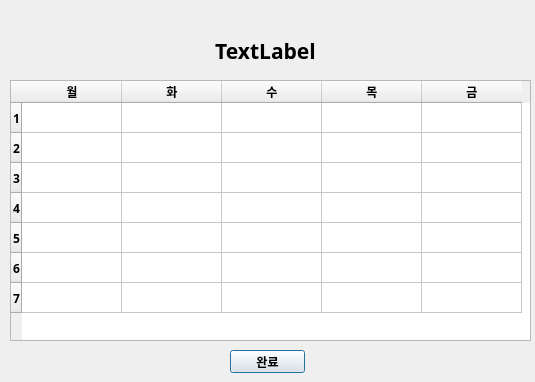
Above: regtable.ui from 331leo/NotifyClient before the change. Below: the same form after it.
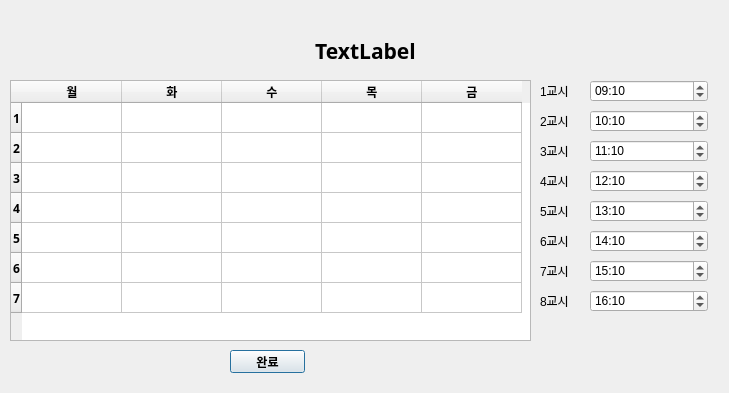
That is the form after the change.

```diff
--- a/regtable.ui
+++ b/regtable.ui
@@ -6,8 +6,8 @@
    <rect>
     <x>0</x>
     <y>0</y>
-    <width>535</width>
-    <height>382</height>
+    <width>729</width>
+    <height>393</height>
    </rect>
   </property>
   <property name="windowTitle">
@@ -18,7 +18,7 @@
     <rect>
      <x>0</x>
      <y>30</y>
-     <width>531</width>
+     <width>731</width>
      <height>41</height>
     </rect>
    </property>
@@ -214,6 +214,270 @@
     <string>완료</string>
    </property>
   </widget>
+  <widget class="QTimeEdit" name="classtime_1">
+   <property name="geometry">
+    <rect>
+     <x>590</x>
+     <y>80</y>
+     <width>118</width>
+     <height>22</height>
+    </rect>
+   </property>
+   <property name="displayFormat">
+    <string>hh:mm</string>
+   </property>
+   <property name="time">
+    <time>
+     <hour>9</hour>
+     <minute>10</minute>
+     <second>0</second>
+    </time>
+   </property>
+  </widget>
+  <widget class="QTimeEdit" name="classtime_2">
+   <property name="geometry">
+    <rect>
+     <x>590</x>
+     <y>110</y>
+     <width>118</width>
+     <height>22</height>
+    </rect>
+   </property>
+   <property name="displayFormat">
+    <string>hh:mm</string>
+   </property>
+   <property name="time">
+    <time>
+     <hour>10</hour>
+     <minute>10</minute>
+     <second>0</second>
+    </time>
+   </property>
+  </widget>
+  <widget class="QTimeEdit" name="classtime_3">
+   <property name="geometry">
+    <rect>
+     <x>590</x>
+     <y>140</y>
+     <width>118</width>
+     <height>22</height>
+    </rect>
+   </property>
+   <property name="displayFormat">
+    <string>hh:mm</string>
+   </property>
+   <property name="time">
+    <time>
+     <hour>11</hour>
+     <minute>10</minute>
+     <second>0</second>
+    </time>
+   </property>
+  </widget>
+  <widget class="QTimeEdit" name="classtime_4">
+   <property name="geometry">
+    <rect>
+     <x>590</x>
+     <y>170</y>
+     <width>118</width>
+     <height>22</height>
+    </rect>
+   </property>
+   <property name="displayFormat">
+    <string>hh:mm</string>
+   </property>
+   <property name="time">
+    <time>
+     <hour>12</hour>
+     <minute>10</minute>
+     <second>0</second>
+    </time>
+   </property>
+  </widget>
+  <widget class="QTimeEdit" name="classtime_5">
+   <property name="geometry">
+    <rect>
+     <x>590</x>
+     <y>200</y>
+     <width>118</width>
+     <height>22</height>
+    </rect>
+   </property>
+   <property name="displayFormat">
+    <string>hh:mm</string>
+   </property>
+   <property name="time">
+    <time>
+     <hour>13</hour>
+     <minute>10</minute>
+     <second>0</second>
+    </time>
+   </property>
+  </widget>
+  <widget class="QTimeEdit" name="classtime_6">
+   <property name="geometry">
+    <rect>
+     <x>590</x>
+     <y>230</y>
+     <width>118</width>
+     <height>22</height>
+    </rect>
+   </property>
+   <property name="displayFormat">
+    <string>hh:mm</string>
+   </property>
+   <property name="time">
+    <time>
+     <hour>14</hour>
+     <minute>10</minute>
+     <second>0</second>
+    </time>
+   </property>
+  </widget>
+  <widget class="QTimeEdit" name="classtime_7">
+   <property name="geometry">
+    <rect>
+     <x>590</x>
+     <y>260</y>
+     <width>118</width>
+     <height>22</height>
+    </rect>
+   </property>
+   <property name="displayFormat">
+    <string>hh:mm</string>
+   </property>
+   <property name="time">
+    <time>
+     <hour>15</hour>
+     <minute>10</minute>
+     <second>0</second>
+    </time>
+   </property>
+  </widget>
+  <widget class="QTimeEdit" name="classtime_8">
+   <property name="geometry">
+    <rect>
+     <x>590</x>
+     <y>290</y>
+     <width>118</width>
+     <height>22</height>
+    </rect>
+   </property>
+   <property name="displayFormat">
+    <string>hh:mm</string>
+   </property>
+   <property name="time">
+    <time>
+     <hour>16</hour>
+     <minute>10</minute>
+     <second>0</second>
+    </time>
+   </property>
+  </widget>
+  <widget class="QLabel" name="label">
+   <property name="geometry">
+    <rect>
+     <x>540</x>
+     <y>80</y>
+     <width>56</width>
+     <height>21</height>
+    </rect>
+   </property>
+   <property name="text">
+    <string>1교시</string>
+   </property>
+  </widget>
+  <widget class="QLabel" name="label_2">
+   <property name="geometry">
+    <rect>
+     <x>540</x>
+     <y>110</y>
+     <width>56</width>
+     <height>21</height>
+    </rect>
+   </property>
+   <property name="text">
+    <string>2교시</string>
+   </property>
+  </widget>
+  <widget class="QLabel" name="label_3">
+   <property name="geometry">
+    <rect>
+     <x>540</x>
+     <y>140</y>
+     <width>56</width>
+     <height>21</height>
+    </rect>
+   </property>
+   <property name="text">
+    <string>3교시</string>
+   </property>
+  </widget>
+  <widget class="QLabel" name="label_4">
+   <property name="geometry">
+    <rect>
+     <x>540</x>
+     <y>170</y>
+     <width>56</width>
+     <height>21</height>
+    </rect>
+   </property>
+   <property name="text">
+    <string>4교시</string>
+   </property>
+  </widget>
+  <widget class="QLabel" name="label_5">
+   <property name="geometry">
+    <rect>
+     <x>540</x>
+     <y>200</y>
+     <width>56</width>
+     <height>21</height>
+    </rect>
+   </property>
+   <property name="text">
+    <string>5교시</string>
+   </property>
+  </widget>
+  <widget class="QLabel" name="label_6">
+   <property name="geometry">
+    <rect>
+     <x>540</x>
+     <y>230</y>
+     <width>56</width>
+     <height>21</height>
+    </rect>
+   </property>
+   <property name="text">
+    <string>6교시</string>
+   </property>
+  </widget>
+  <widget class="QLabel" name="label_7">
+   <property name="geometry">
+    <rect>
+     <x>540</x>
+     <y>260</y>
+     <width>56</width>
+     <height>21</height>
+    </rect>
+   </property>
+   <property name="text">
+    <string>7교시</string>
+   </property>
+  </widget>
+  <widget class="QLabel" name="label_8">
+   <property name="geometry">
+    <rect>
+     <x>540</x>
+     <y>290</y>
+     <width>56</width>
+     <height>21</height>
+    </rect>
+   </property>
+   <property name="text">
+    <string>8교시</string>
+   </property>
+  </widget>
  </widget>
  <resources/>
  <connections/>
```
